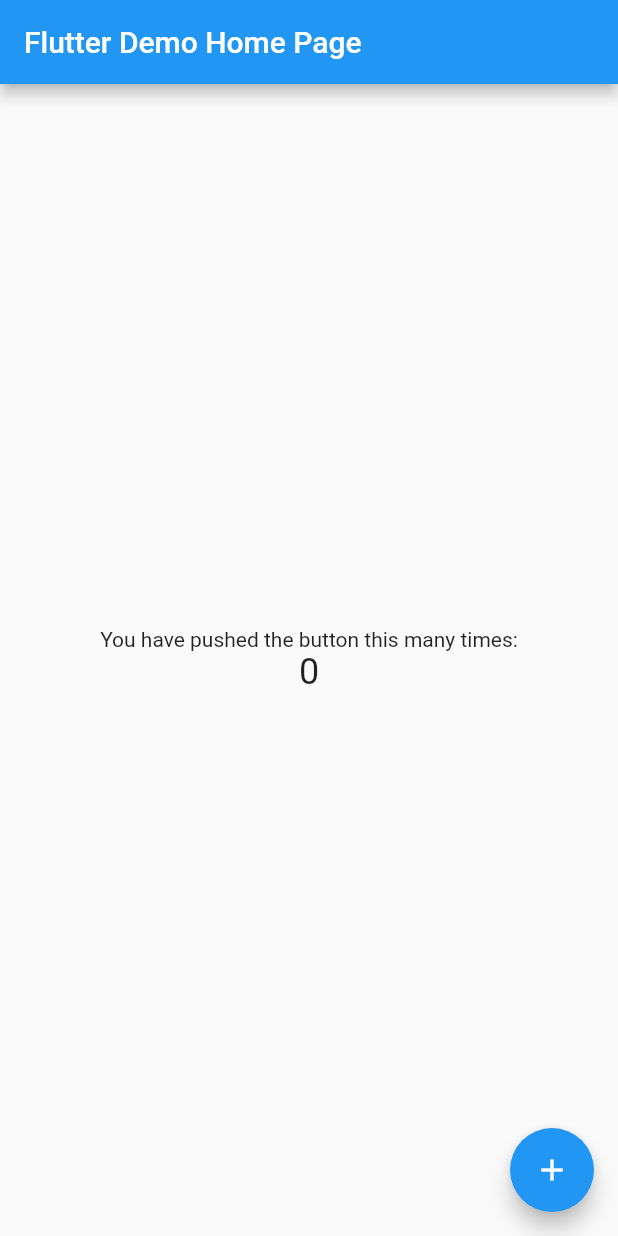
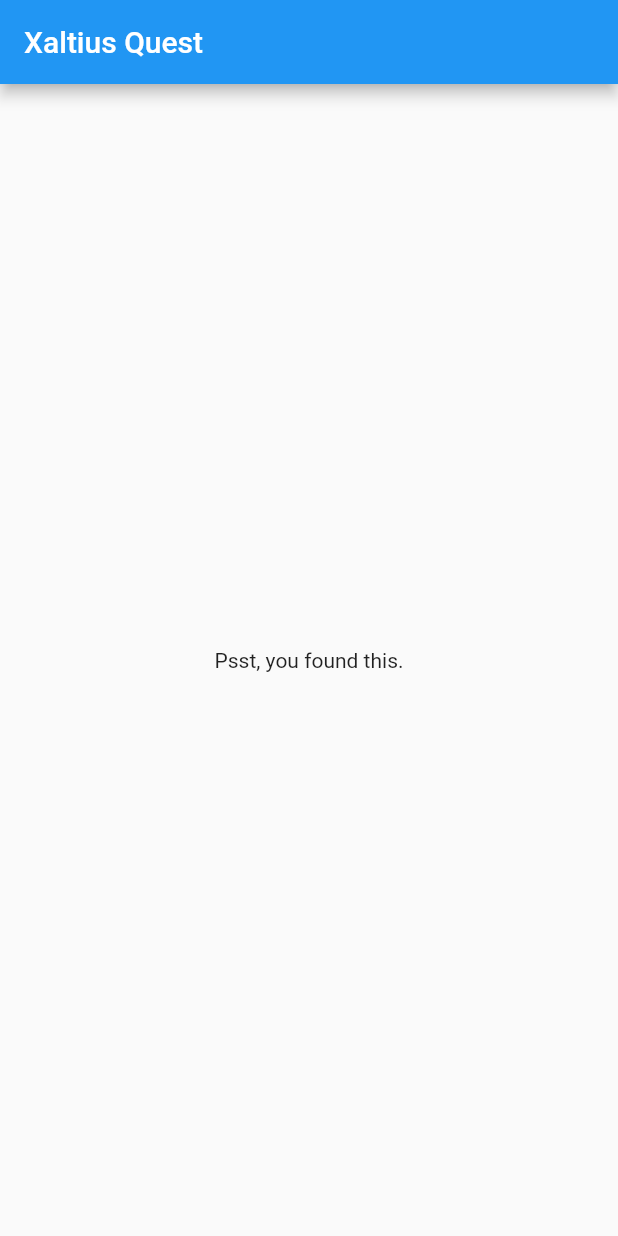
Before and after one commit to yusoofsh/quest, a Flutter app: the screen it shows after launch, on a phone screen of 412 x 824 dp. Run offline on Flutter 3.47's test engine with Material 2 defaults, Android fonts, the phone set to English and light mode, and no system bars; our stand-ins replace flutter_riverpod.

Commit message:
feat(arch): :building_construction: Hello world with riverpod
We downgrade the Dart SDK version to disable "sound null safety",
as the package we'll add doesn't support it yet. Then, adds the
flutter_riverpod package. Import it, wrap entire app with
"ProviderScope". Create a view with the provider from riverpod package.
Write tests for it, then you have it!

```diff
--- a/lib/main.dart
+++ b/lib/main.dart
@@ -1,113 +1,46 @@
 import 'package:flutter/material.dart';
+import 'package:flutter_riverpod/flutter_riverpod.dart';
+
+// We create a "provider", which will store a value (here "Xaltius Quest").
+// By using a provider, this allows us to mock/override the value exposed.
+final titleProvider = Provider((_) => 'Xaltius Quest');
 
 void main() {
-  runApp(MyApp());
+  runApp(
+    // For widgets to be able to read providers, we need to wrap the entire
+    // application in a "ProviderScope" widget.
+    // This is where the state of our providers will be stored.
+    ProviderScope(
+      child: QuestApp(),
+    ),
+  );
 }
 
-class MyApp extends StatelessWidget {
+class QuestApp extends ConsumerWidget {
   // This widget is the root of your application.
   @override
-  Widget build(BuildContext context) {
+  Widget build(
+    BuildContext context,
+    ScopedReader watch,
+  ) {
+    /// A value called "_title".
+    ///
+    /// Also listen for an updates from the provider itself.
+    final _title = watch(titleProvider);
+
     return MaterialApp(
-      title: 'Flutter Demo',
+      title: _title,
       theme: ThemeData(
-        // This is the theme of your application.
-        //
-        // Try running your application with "flutter run". You'll see the
-        // application has a blue toolbar. Then, without quitting the app, try
-        // changing the primarySwatch below to Colors.green and then invoke
-        // "hot reload" (press "r" in the console where you ran "flutter run",
-        // or simply save your changes to "hot reload" in a Flutter IDE).
-        // Notice that the counter didn't reset back to zero; the application
-        // is not restarted.
         primarySwatch: Colors.blue,
       ),
-      home: const MyHomePage(title: 'Flutter Demo Home Page'),
+      home: Scaffold(
+        appBar: AppBar(
+          title: Text(_title),
+        ),
+        body: const Center(
+          child: Text('Psst, you found this.'),
+        ),
+      ),
     );
   }
 }
-
-class MyHomePage extends StatefulWidget {
-  const MyHomePage({Key? key, required this.title}) : super(key: key);
-
-  // This widget is the home page of your application. It is stateful, meaning
-  // that it has a State object (defined below) that contains fields that affect
-  // how it looks.
-
-  // This class is the configuration for the state. It holds the values (in this
-  // case the title) provided by the parent (in this case the App widget) and
-  // used by the build method of the State. Fields in a Widget subclass are
-  // always marked "final".
-
-  final String title;
-
-  @override
-  _MyHomePageState createState() => _MyHomePageState();
-}
-
-class _MyHomePageState extends State<MyHomePage> {
-  int _counter = 0;
-
-  void _incrementCounter() {
-    setState(() {
-      // This call to setState tells the Flutter framework that something has
-      // changed in this State, which causes it to rerun the build method below
-      // so that the display can reflect the updated values. If we changed
-      // _counter without calling setState(), then the build method would not be
-      // called again, and so nothing would appear to happen.
-      _counter++;
-    });
-  }
-
-  @override
-  Widget build(BuildContext context) {
-    // This method is rerun every time setState is called, for instance as done
-    // by the _incrementCounter method above.
-    //
-    // The Flutter framework has been optimized to make rerunning build methods
-    // fast, so that you can just rebuild anything that needs updating rather
-    // than having to individually change instances of widgets.
-    return Scaffold(
-      appBar: AppBar(
-        // Here we take the value from the MyHomePage object that was created by
-        // the App.build method, and use it to set our appbar title.
-        title: Text(widget.title),
-      ),
-      body: Center(
-        // Center is a layout widget. It takes a single child and positions it
-        // in the middle of the parent.
-        child: Column(
-          // Column is also a layout widget. It takes a list of children and
-          // arranges them vertically. By default, it sizes itself to fit its
-          // children horizontally, and tries to be as tall as its parent.
-          //
-          // Invoke "debug painting" (press "p" in the console, choose the
-          // "Toggle Debug Paint" action from the Flutter Inspector in Android
-          // Studio, or the "Toggle Debug Paint" command in Visual Studio Code)
-          // to see the wireframe for each widget.
-          //
-          // Column has various properties to control how it sizes itself and
-          // how it positions its children. Here we use mainAxisAlignment to
-          // center the children vertically; the main axis here is the vertical
-          // axis because Columns are vertical (the cross axis would be
-          // horizontal).
-          mainAxisAlignment: MainAxisAlignment.center,
-          children: <Widget>[
-            const Text(
-              'You have pushed the button this many times:',
-            ),
-            Text(
-              '$_counter',
-              style: Theme.of(context).textTheme.headline5,
-            ),
-          ],
-        ),
-      ),
-      floatingActionButton: FloatingActionButton(
-        onPressed: _incrementCounter,
-        tooltip: 'Increment',
-        child: const Icon(Icons.add),
-      ), // This trailing comma makes auto-formatting nicer for build methods.
-    );
-  }
-}
--- a/pubspec.yaml
+++ b/pubspec.yaml
@@ -18,11 +18,13 @@
 version: 0.1.0+1
 
 environment:
-  sdk: ">=2.12.0-0 <3.0.0"
+  sdk: ">=2.7.0 <3.0.0"
 
 dependencies:
   flutter:
     sdk: flutter
+
+  flutter_riverpod: ^0.12.1
 
 dev_dependencies:
   flutter_test:
```
Also changed, not shown: pubspec.lock, 1 other file.
